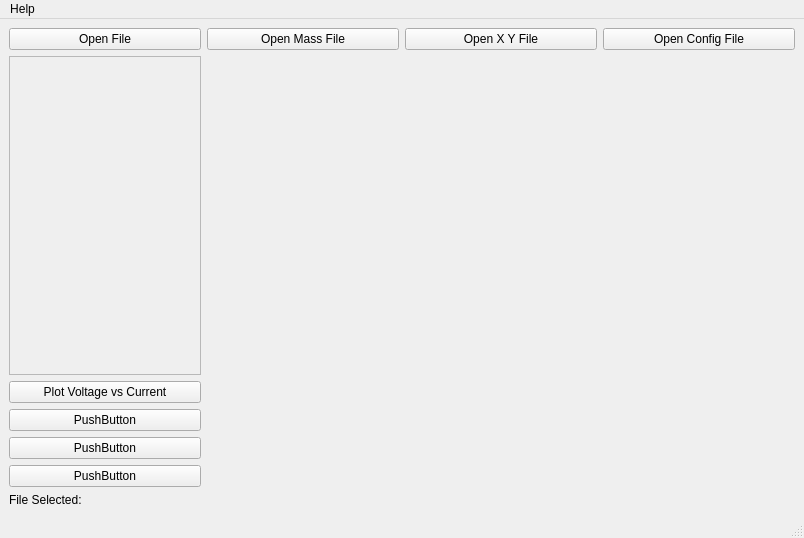
The window that karlie/view/app.ui (abdullahsumbal/data-analysis) describes before a commit, drawn with Qt 5.
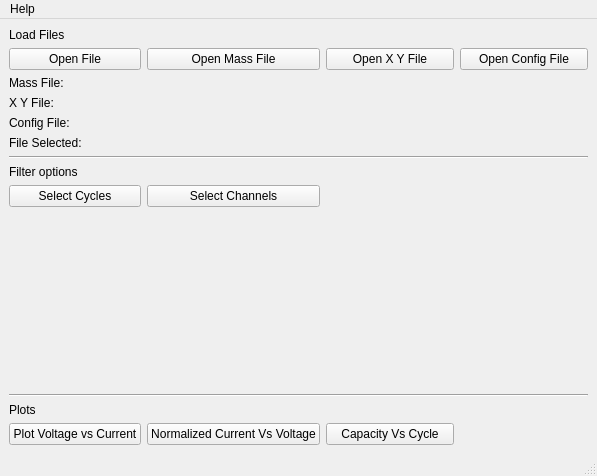
The same window after the commit.

```diff
--- a/karlie/view/app.ui
+++ b/karlie/view/app.ui
@@ -9,8 +9,8 @@
    <rect>
     <x>0</x>
     <y>0</y>
-    <width>804</width>
-    <height>538</height>
+    <width>597</width>
+    <height>476</height>
    </rect>
   </property>
   <property name="windowTitle">
@@ -19,60 +19,45 @@
   <widget class="QWidget" name="centralwidget">
    <layout class="QVBoxLayout" name="verticalLayout">
     <item>
-     <layout class="QGridLayout" name="gridLayout" rowstretch="1,0,0,0,0,0,0,0,0" columnstretch="1,1,1,1">
+     <layout class="QGridLayout" name="gridLayout" rowstretch="0,0,0,0,0,0,0,0,0,0,0,0,0,0,0,0,0,0,0" columnstretch="0,0,0,0">
       <property name="sizeConstraint">
        <enum>QLayout::SetNoConstraint</enum>
       </property>
-      <item row="6" column="0">
-       <widget class="QPushButton" name="pushButton_5">
-        <property name="text">
-         <string>PushButton</string>
+      <item row="10" column="0">
+       <spacer name="verticalSpacer">
+        <property name="orientation">
+         <enum>Qt::Vertical</enum>
         </property>
-       </widget>
+        <property name="sizeHint" stdset="0">
+         <size>
+          <width>20</width>
+          <height>40</height>
+         </size>
+        </property>
+       </spacer>
       </item>
-      <item row="3" column="0">
+      <item row="13" column="0">
        <widget class="QPushButton" name="plot_volt_cur_button">
         <property name="text">
          <string>Plot Voltage vs Current</string>
         </property>
        </widget>
       </item>
-      <item row="7" column="0">
-       <widget class="QPushButton" name="pushButton">
+      <item row="9" column="0">
+       <widget class="QPushButton" name="button_select_cycle">
         <property name="text">
-         <string>PushButton</string>
+         <string>Select Cycles</string>
         </property>
        </widget>
       </item>
-      <item row="5" column="0">
-       <widget class="QPushButton" name="pushButton_6">
-        <property name="text">
-         <string>PushButton</string>
-        </property>
-       </widget>
-      </item>
-      <item row="8" column="0" colspan="4">
-       <widget class="QLabel" name="label">
-        <property name="text">
-         <string>File Selected:</string>
-        </property>
-       </widget>
-      </item>
-      <item row="0" column="1">
+      <item row="1" column="1">
        <widget class="QPushButton" name="pushButton_2">
         <property name="text">
          <string>Open Mass File</string>
         </property>
        </widget>
       </item>
-      <item row="0" column="3">
-       <widget class="QPushButton" name="pushButton_4">
-        <property name="text">
-         <string>Open Config File</string>
-        </property>
-       </widget>
-      </item>
-      <item row="0" column="0">
+      <item row="1" column="0">
        <widget class="QPushButton" name="medusa_file_button">
         <property name="autoFillBackground">
          <bool>false</bool>
@@ -82,39 +67,102 @@
         </property>
        </widget>
       </item>
-      <item row="0" column="2">
+      <item row="1" column="2">
        <widget class="QPushButton" name="pushButton_3">
         <property name="text">
          <string>Open X Y File</string>
         </property>
        </widget>
       </item>
-      <item row="2" column="0">
-       <widget class="QScrollArea" name="scrollArea">
-        <property name="widgetResizable">
-         <bool>true</bool>
+      <item row="1" column="3">
+       <widget class="QPushButton" name="pushButton_4">
+        <property name="text">
+         <string>Open Config File</string>
         </property>
-        <widget class="QWidget" name="scrollAreaWidgetContents_2">
-         <property name="geometry">
-          <rect>
-           <x>0</x>
-           <y>0</y>
-           <width>191</width>
-           <height>345</height>
-          </rect>
-         </property>
-         <widget class="QWidget" name="gridLayoutWidget_2">
-          <property name="geometry">
-           <rect>
-            <x>-1</x>
-            <y>-1</y>
-            <width>191</width>
-            <height>351</height>
-           </rect>
-          </property>
-          <layout class="QGridLayout" name="gridLayout_select_cycle" columnstretch="0"/>
-         </widget>
-        </widget>
+       </widget>
+      </item>
+      <item row="6" column="0" colspan="4">
+       <widget class="Line" name="line">
+        <property name="orientation">
+         <enum>Qt::Horizontal</enum>
+        </property>
+       </widget>
+      </item>
+      <item row="13" column="1">
+       <widget class="QPushButton" name="pushButton_6">
+        <property name="text">
+         <string>Normalized Current Vs Voltage</string>
+        </property>
+       </widget>
+      </item>
+      <item row="8" column="0">
+       <widget class="QLabel" name="label_3">
+        <property name="text">
+         <string>Filter options</string>
+        </property>
+       </widget>
+      </item>
+      <item row="12" column="0">
+       <widget class="QLabel" name="label_4">
+        <property name="text">
+         <string>Plots</string>
+        </property>
+       </widget>
+      </item>
+      <item row="0" column="0">
+       <widget class="QLabel" name="label_2">
+        <property name="text">
+         <string>Load Files</string>
+        </property>
+       </widget>
+      </item>
+      <item row="9" column="1">
+       <widget class="QPushButton" name="pushButton_7">
+        <property name="text">
+         <string>Select Channels</string>
+        </property>
+       </widget>
+      </item>
+      <item row="11" column="0" colspan="4">
+       <widget class="Line" name="line_2">
+        <property name="orientation">
+         <enum>Qt::Horizontal</enum>
+        </property>
+       </widget>
+      </item>
+      <item row="13" column="2">
+       <widget class="QPushButton" name="pushButton">
+        <property name="text">
+         <string>Capacity Vs Cycle</string>
+        </property>
+       </widget>
+      </item>
+      <item row="5" column="0" colspan="4">
+       <widget class="QLabel" name="label">
+        <property name="text">
+         <string>File Selected:</string>
+        </property>
+       </widget>
+      </item>
+      <item row="2" column="0" colspan="4">
+       <widget class="QLabel" name="label_7">
+        <property name="text">
+         <string>Mass File: </string>
+        </property>
+       </widget>
+      </item>
+      <item row="3" column="0" colspan="4">
+       <widget class="QLabel" name="label_6">
+        <property name="text">
+         <string>X Y File:</string>
+        </property>
+       </widget>
+      </item>
+      <item row="4" column="0" colspan="4">
+       <widget class="QLabel" name="label_5">
+        <property name="text">
+         <string>Config File:</string>
+        </property>
        </widget>
       </item>
      </layout>
@@ -126,7 +174,7 @@
     <rect>
      <x>0</x>
      <y>0</y>
-     <width>804</width>
+     <width>597</width>
      <height>20</height>
     </rect>
    </property>
```
